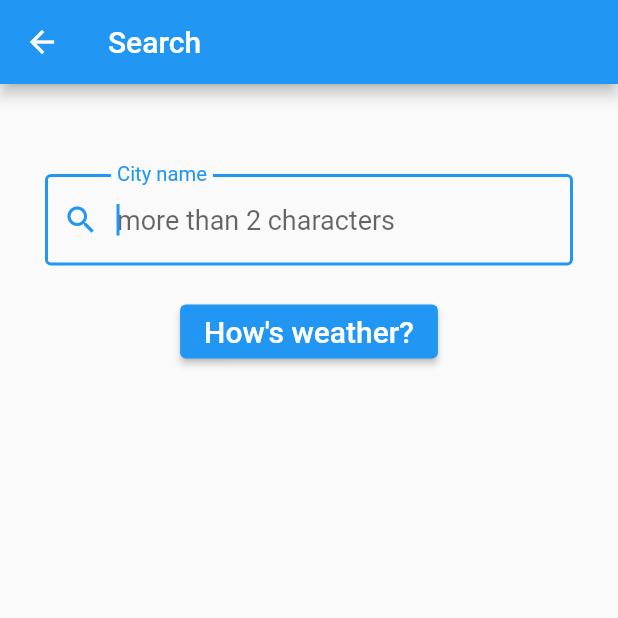
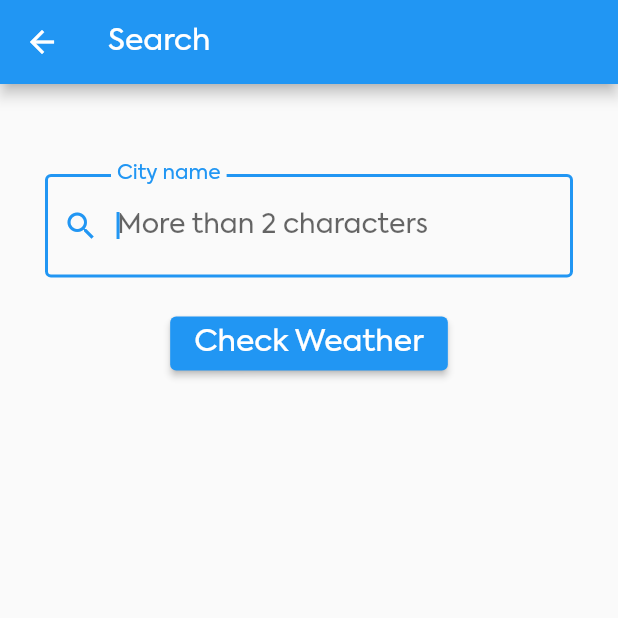
Before and after one commit to ShunyaCodes/Weather-App, a Flutter app: the SearchPage screen opened directly, on a phone screen of 412 x 824 dp, the top half of it. Run offline on Flutter 3.47's test engine with Material 2 defaults, Android fonts, the phone set to English and light mode, and no system bars; our stand-ins replace bloc, equatable, flutter_bloc.

Commit message:
changed font to Axiforma

```diff
--- a/lib/pages/search_page.dart
+++ b/lib/pages/search_page.dart
@@ -29,7 +29,8 @@ class _SearchPageState extends State<SearchPage> {
   Widget build(BuildContext context) {
     return Scaffold(
       appBar: AppBar(
-        title: Text('Search'),
+        title: Text('Search',
+        style: TextStyle(fontFamily: 'Axiforma'),),
       ),
       body: Form(
         key: _formKey,
@@ -41,10 +42,12 @@ class _SearchPageState extends State<SearchPage> {
               padding: const EdgeInsets.symmetric(horizontal: 30.0),
               child: TextFormField(
                 autofocus: true,
-                style: TextStyle(fontSize: 18.0),
+                style: TextStyle(
+                  fontFamily: 'Axiforma',
+                  fontSize: 18.0),
                 decoration: InputDecoration(
                   labelText: 'City name',
-                  hintText: 'more than 2 characters',
+                  hintText: 'More than 2 characters',
                   prefixIcon: Icon(Icons.search),
                   border: OutlineInputBorder(),
                 ),
@@ -63,8 +66,9 @@ class _SearchPageState extends State<SearchPage> {
             ElevatedButton(
               onPressed: _submit,
               child: Text(
-                "How's weather?",
+                "Check Weather",
                 style: TextStyle(
+                  fontFamily: 'Axiforma',
                   fontSize: 20.0,
                 ),
               ),
```
